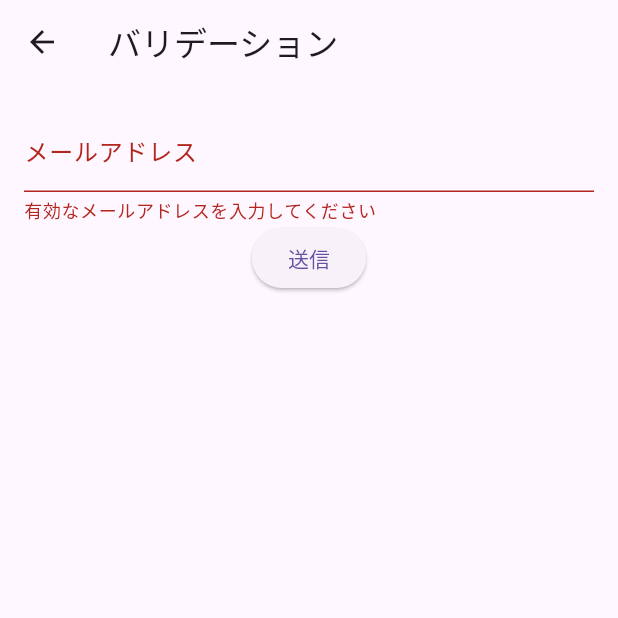
After one commit to chenzhizsqq/flutter3_middle, a Flutter app: the GetXMenu screen opened directly, after a tap on "GetX Validation 验证", on a phone screen of 412 x 824 dp, the top half of it. The commit adds this screen. Run offline on Flutter 3.47's test engine with Material 3 defaults, Android fonts, the phone set to English and light mode, and no system bars; our stand-ins replace firebase_core, firebase_database, flutter_riverpod, get; accounts and stored records are empty.

Commit message:
GetX sample : Validation 验证

```diff
--- a/lib/GetXSamples/GetXMenu.dart
+++ b/lib/GetXSamples/GetXMenu.dart
@@ -3,6 +3,7 @@ import 'GetXEasy.dart';
 import 'GetXGetPage.dart';
 import 'GetXDialog.dart';
 import 'GetXHttpPost.dart';
+import 'GetXValidation.dart';
 import 'package:get/get.dart';
 
 class GetXMenu extends StatelessWidget {
@@ -43,6 +44,14 @@ class GetXMenu extends StatelessWidget {
                 MaterialPageRoute(builder: (context) => GetXHttpPost()));
           },
         ),
+        //GetXValidation
+        ElevatedButton(
+          child: const Text("GetX Validation 验证"),
+          onPressed: () {
+            Navigator.push(context,
+                MaterialPageRoute(builder: (context) => GetXValidation()));
+          },
+        ),
       ]),
     );
   }
--- /dev/null
+++ b/lib/GetXSamples/GetXValidation.dart
@@ -0,0 +1,61 @@
+import 'package:flutter/material.dart';
+import 'package:get/get.dart';
+
+// バリデーション用のクラス
+class ValidationController extends GetxController {
+  final TextEditingController textEditingController = TextEditingController();
+  final RxBool isEmailValid = false.obs;
+
+  void validateEmail(String email) {
+    // 簡単なバリデーションの例：入力がメールアドレス形式かどうかを判定
+    final emailRegex = RegExp(r'^[\w-]+(\.[\w-]+)*@[\w-]+(\.[\w-]+)+$');
+    isEmailValid.value = emailRegex.hasMatch(email);
+  }
+}
+
+// バリデーション画面
+class GetXValidation extends StatelessWidget {
+  final ValidationController validationController =
+      Get.put(ValidationController());
+
+  @override
+  Widget build(BuildContext context) {
+    return Scaffold(
+      appBar: AppBar(
+        title: Text('バリデーション'),
+      ),
+      body: Padding(
+        padding: EdgeInsets.all(16.0),
+        child: Column(
+          children: [
+            Obx(() => TextField(
+                  controller: validationController.textEditingController,
+                  onChanged: (value) {
+                    validationController.validateEmail(value);
+                  },
+                  decoration: InputDecoration(
+                    labelText: 'メールアドレス',
+                    errorText: validationController.isEmailValid.value
+                        ? null
+                        : '有効なメールアドレスを入力してください',
+                  ),
+                )),
+            ElevatedButton(
+              child: Text('送信'),
+              onPressed: () {
+                if (validationController.isEmailValid.value) {
+                  // バリデーションが成功した場合の処理
+                  print(
+                      'メールアドレス: ${validationController.textEditingController.text}');
+                } else {
+                  // バリデーションが失敗した場合の処理
+                  print('バリデーションエラー');
+                }
+              },
+            ),
+          ],
+        ),
+      ),
+    );
+  }
+}
```
